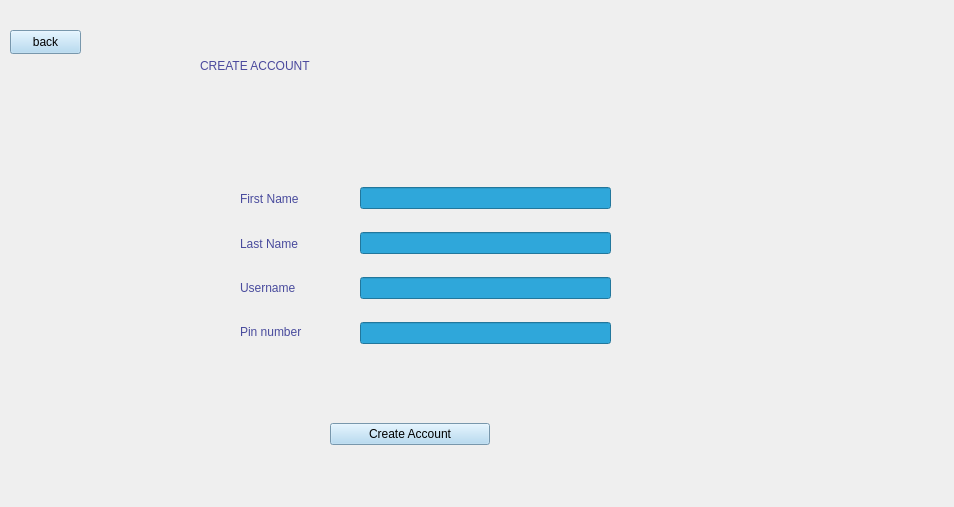
Qt form view/register.ui (rawsashimi1604/1009_BankingSystem) before a commit.
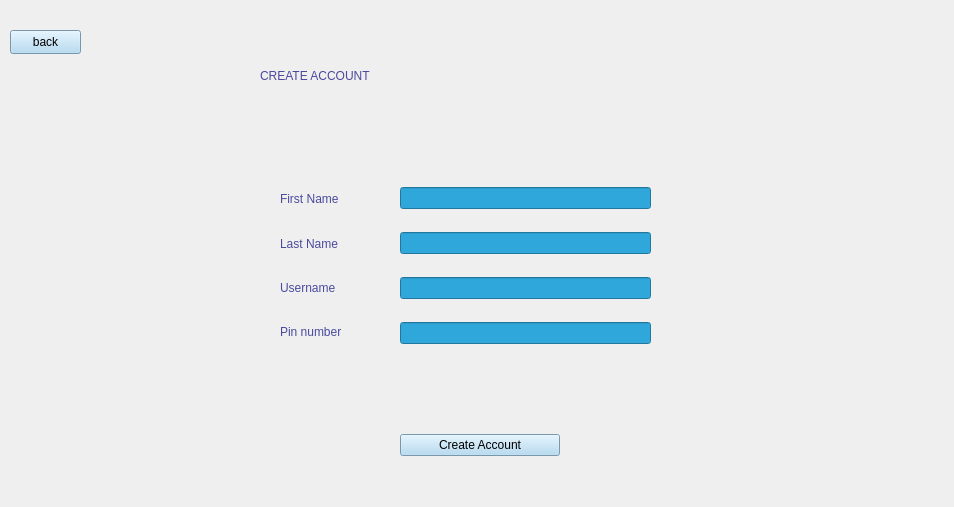
The same form after that commit.

What changed in the file:
```diff
--- a/view/register.ui
+++ b/view/register.ui
@@ -46,7 +46,7 @@
     <widget class="QWidget" name="verticalLayoutWidget_2">
      <property name="geometry">
       <rect>
-       <x>350</x>
+       <x>390</x>
        <y>160</y>
        <width>251</width>
        <height>191</height>
@@ -86,8 +86,8 @@
     <widget class="QLabel" name="label">
      <property name="geometry">
       <rect>
-       <x>190</x>
-       <y>0</y>
+       <x>250</x>
+       <y>10</y>
        <width>461</width>
        <height>111</height>
       </rect>
@@ -103,8 +103,8 @@
     <widget class="QWidget" name="verticalLayoutWidget_3">
      <property name="geometry">
       <rect>
-       <x>320</x>
-       <y>399</y>
+       <x>390</x>
+       <y>410</y>
        <width>160</width>
        <height>51</height>
       </rect>
@@ -126,7 +126,7 @@
     <widget class="QWidget" name="verticalLayoutWidget">
      <property name="geometry">
       <rect>
-       <x>230</x>
+       <x>270</x>
        <y>170</y>
        <width>111</width>
        <height>171</height>
```
